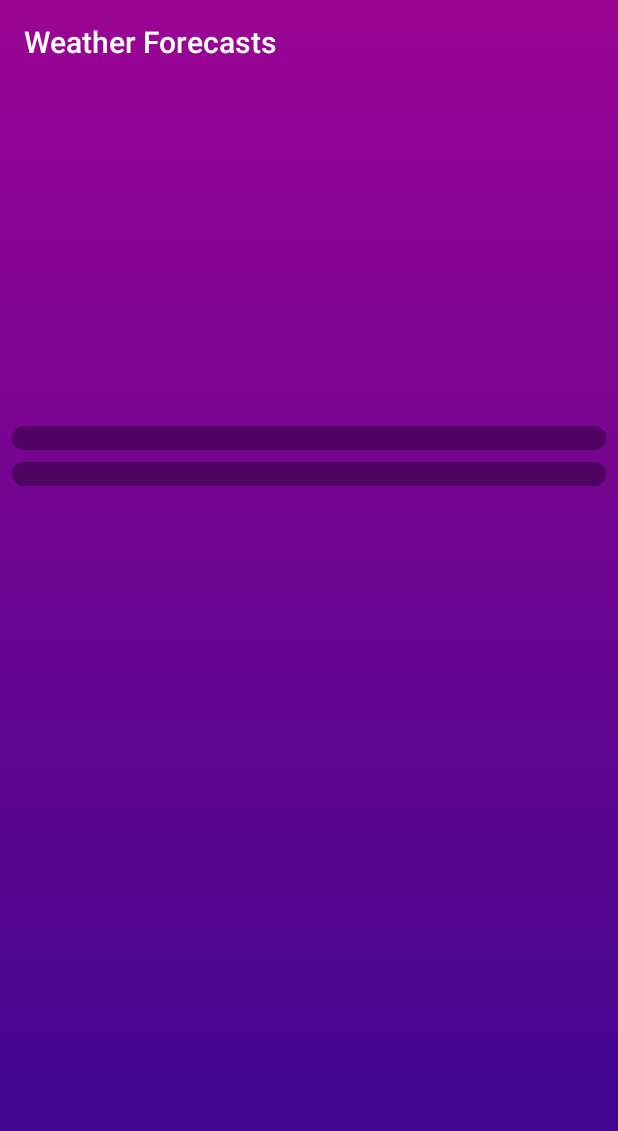
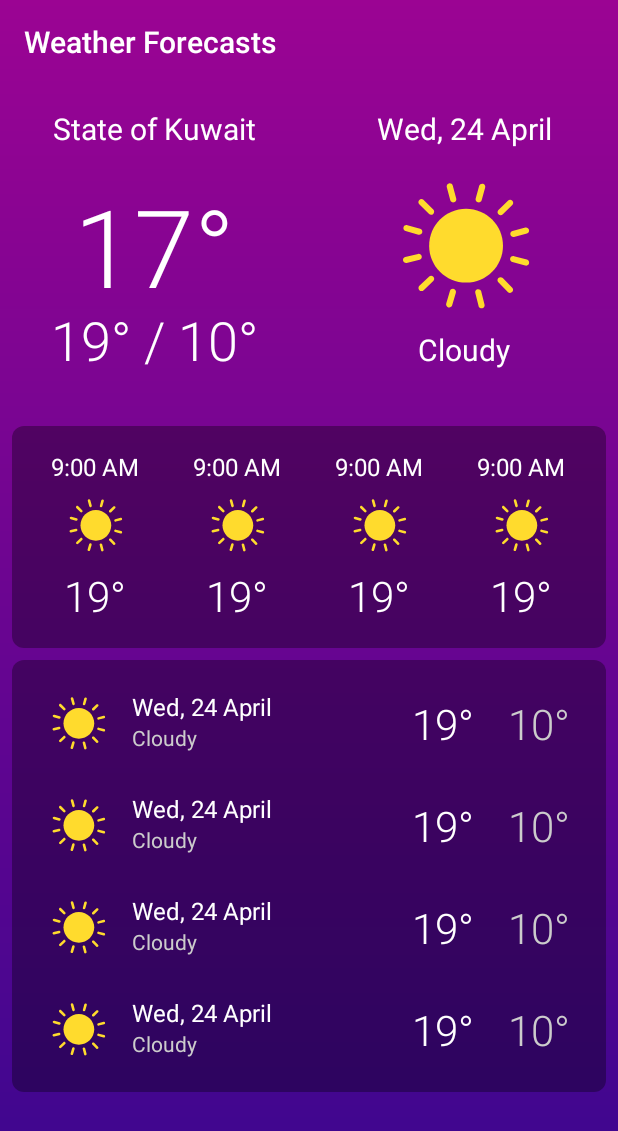
Before and after one commit to barmej/android-degree-c07-weather-forecasts, an Android app: the screen it shows after launch (MainActivity), on a phone screen of 412 x 824 dp. Shown: the top 1131 px of the screen. Run offline under Robolectric (Android 15) with nearby library versions, the phone set to English and light mode, and no system bars.

Commit message:
Link XML with java code and show dummy data

```diff
--- a/app/src/main/java/com/barmej/weatherforecasts/MainActivity.java
+++ b/app/src/main/java/com/barmej/weatherforecasts/MainActivity.java
@@ -1,14 +1,147 @@
 package com.barmej.weatherforecasts;
 
+import android.os.Bundle;
+import android.widget.ImageView;
+import android.widget.TextView;
+
 import androidx.appcompat.app.AppCompatActivity;
+import androidx.recyclerview.widget.LinearLayoutManager;
+import androidx.recyclerview.widget.RecyclerView;
 
-import android.os.Bundle;
+import com.barmej.weatherforecasts.adapters.DaysForecastAdapter;
+import com.barmej.weatherforecasts.adapters.HoursForecastAdapter;
+import com.barmej.weatherforecasts.entity.Forecast;
 
+import java.util.ArrayList;
+import java.util.List;
+
+/**
+ * MainActivity that show current weather info, next hours & days forecasts
+ */
 public class MainActivity extends AppCompatActivity {
+
+    private ImageView mIconView;
+    private TextView mCityNameTextView;
+    private TextView mDateView;
+    private TextView mDescriptionView;
+    private TextView mTempTextView;
+    private TextView mHighLowTempView;
+
+    private HoursForecastAdapter mHoursForecastAdapter;
+    private DaysForecastAdapter mDaysForecastsAdapter;
+
+    private RecyclerView mHoursForecastsRecyclerView;
+    private RecyclerView mDaysForecastRecyclerView;
+
 
     @Override
     protected void onCreate(Bundle savedInstanceState) {
         super.onCreate(savedInstanceState);
         setContentView(R.layout.activity_main);
+
+        // Initialize member variables
+        mIconView = findViewById(R.id.weather_icon);
+        mCityNameTextView = findViewById(R.id.city);
+        mDateView = findViewById(R.id.date);
+        mDescriptionView = findViewById(R.id.weather_description);
+        mTempTextView = findViewById(R.id.temperature);
+        mHighLowTempView = findViewById(R.id.high_low_temperature);
+
+
+        // Create new HoursForecastAdapter and set it to RecyclerView
+        mHoursForecastAdapter = new HoursForecastAdapter(this);
+        mHoursForecastsRecyclerView = findViewById(R.id.rv_hours_forecast);
+        mHoursForecastsRecyclerView.setLayoutManager(new LinearLayoutManager(this, LinearLayoutManager.HORIZONTAL, false));
+        mHoursForecastsRecyclerView.setAdapter(mHoursForecastAdapter);
+
+        // Create new DaysForecastAdapter and set it to RecyclerView
+        mDaysForecastsAdapter = new DaysForecastAdapter(this);
+        mDaysForecastRecyclerView = findViewById(R.id.rv_days_forecast);
+        mDaysForecastRecyclerView.setLayoutManager(new LinearLayoutManager(this));
+        mDaysForecastRecyclerView.setAdapter(mDaysForecastsAdapter);
+
+        // Add dummy empty objects to hours forecasts list
+        List<Forecast> hourForecasts = new ArrayList<>();
+        for (int i = 0; i < 8; i++) {
+            hourForecasts.add(new Forecast());
+        }
+
+        // Add dummy empty objects to days forecasts list
+        List<List<Forecast>> daysForecasts = new ArrayList<>();
+        for (int i = 0; i < 4; i++) {
+            List<Forecast> hoursForecasts = new ArrayList<>();
+            for (int j = 0; j < 8; j++) {
+                hourForecasts.add(new Forecast());
+            }
+            daysForecasts.add(hoursForecasts);
+        }
+
+        // Show current weather info
+        showWeatherInfo();
+
+        // Show forecasts lists
+        mHoursForecastAdapter.updateData(hourForecasts);
+        mDaysForecastsAdapter.updateData(daysForecasts);
+
     }
+
+
+    private void showWeatherInfo() {
+
+        /* Weather Icon ************************************************************************* */
+
+        // Get the weather icon resource id based on icon string passed from the api
+        int weatherImageId = R.drawable.ic_clear_sky;
+
+        // Display weather condition icon
+        mIconView.setImageResource(weatherImageId);
+
+        /* Current city ************************************************************************* */
+
+        // Read date from weather info object
+        String cityName = "State of Kuwait";
+
+        // Display city name
+        mCityNameTextView.setText(cityName);
+
+        /* Weather Date ************************************************************************* */
+
+        // Get human readable string using getFriendlyDateString utility method and display it
+        String dateString = "Wed, 24 April";
+
+        /* Display friendly date string */
+        mDateView.setText(dateString);
+
+        /* Weather Description ****************************************************************** */
+
+        // Get weather condition description
+        String description = "Cloudy";
+
+        // Display weather description
+        mDescriptionView.setText(description);
+
+
+        /* Temperature ************************************************************************** */
+
+        // Read temperature from weather object
+        String temperatureString = "17°";
+
+        // Display high temperature
+        mTempTextView.setText(temperatureString);
+
+
+        /* High (max) & Low (min) temperature temperature *************************************** */
+
+        // Read high temperature from weather object
+        String highTemperatureString = "19°";
+
+        // Read low temperature from weather object
+        String lowTemperatureString = "10°";
+
+        // Display high/low temperature
+        mHighLowTempView.setText(getString(R.string.high_low_temperature, highTemperatureString, lowTemperatureString));
+
+    }
+
+
 }
--- /dev/null
+++ b/app/src/main/java/com/barmej/weatherforecasts/adapters/DaysForecastAdapter.java
@@ -0,0 +1,160 @@
+package com.barmej.weatherforecasts.adapters;
+
+import android.content.Context;
+import android.view.LayoutInflater;
+import android.view.View;
+import android.view.ViewGroup;
+import android.widget.ImageView;
+import android.widget.TextView;
+
+import androidx.annotation.NonNull;
+import androidx.recyclerview.widget.RecyclerView;
+
+import com.barmej.weatherforecasts.entity.Forecast;
+import com.barmej.weatherforecasts.R;
+
+import java.util.List;
+
+/**
+ * {@link DaysForecastAdapter} exposes a list contain the next 4 days weather forecasts
+ * from a List of {@link List<Forecast>} to a {@link RecyclerView}.
+ */
+public class DaysForecastAdapter extends RecyclerView.Adapter<DaysForecastAdapter.ForecastAdapterViewHolder> {
+
+    /**
+     * The context to access app resources and inflate layouts
+     */
+    private final Context mContext;
+
+    private List<List<Forecast>> mForecasts;
+
+    /**
+     * DaysForecastAdapter constructor
+     *
+     * @param context Used to access the the UI and app resources
+     */
+    public DaysForecastAdapter(@NonNull Context context) {
+        mContext = context;
+    }
+
+    /**
+     * This method called when the RecyclerView is presented.
+     * Enough ViewHolders will be created to fill the screen and allow for scrolling.
+     *
+     * @param viewGroup The ViewGroup that will contain the inflated View
+     * @param viewType  If your RecyclerView has more than one type of item you
+     *                  can use this viewType integer to provide a different layout.
+     *                  Check {@link RecyclerView.Adapter#getItemViewType(int)} for more details.
+     * @return A new ForecastAdapterViewHolder that holds the list item view
+     */
+    @Override
+    public @NonNull ForecastAdapterViewHolder onCreateViewHolder(@NonNull ViewGroup viewGroup, int viewType) {
+        View view = LayoutInflater.from(mContext).inflate(R.layout.item_day_forecast, viewGroup, false);
+        return new ForecastAdapterViewHolder(view);
+    }
+
+    /**
+     * OnBindViewHolder is called by the RecyclerView to display the data at the specified
+     * position. In this method, we update the contents of the ViewHolder to display the weather
+     * details for this particular position, using the "position" argument that is conveniently
+     * passed into us.
+     *
+     * @param forecastAdapterViewHolder The ViewHolder which should be updated to represent the
+     *                                  contents of the item at the given position in the data set.
+     * @param position                  The position of the item within the adapter's data set.
+     */
+    @Override
+    public void onBindViewHolder(@NonNull ForecastAdapterViewHolder forecastAdapterViewHolder, int position) {
+
+        /* Weather Icon ************************************************************************* */
+
+        // Get the weather icon resource id based on icon string passed from the api
+        int weatherImageId = R.drawable.ic_clear_sky;
+
+        // Display weather condition icon
+        forecastAdapterViewHolder.iconImageView.setImageResource(weatherImageId);
+
+        /* Weather Date ************************************************************************* */
+
+        // Get human readable string using getFriendlyDateString utility method and display it
+        String dateString = "Wed, 24 April";
+
+        /* Display friendly date string */
+        forecastAdapterViewHolder.dateTextView.setText(dateString);
+
+        /* Weather Description ****************************************************************** */
+
+        // Get weather condition description
+        String description = "Cloudy";
+
+        // Display weather description
+        forecastAdapterViewHolder.descriptionTextView.setText(description);
+
+
+        /* High (max) temperature *************************************************************** */
+
+        // Read high temperature from forecast object
+        String highTemperatureString = "19°";
+
+        // Display high temperature
+        forecastAdapterViewHolder.highTempTextView.setText(highTemperatureString);
+
+
+        /* Low (min) temperature **************************************************************** */
+
+        // Read low temperature from forecast object
+        String lowTemperatureString = "10°";
+
+        // Display low temperature
+        forecastAdapterViewHolder.lowTempTextView.setText(lowTemperatureString);
+
+    }
+
+    /**
+     * This method simply returns the number of items to display.
+     *
+     * @return The number of items available to display
+     */
+    @Override
+    public int getItemCount() {
+        if (mForecasts == null) {
+            return 0;
+        } else {
+            return mForecasts.size();
+        }
+    }
+
+    /**
+     * A ViewHolder is a required part of the pattern for RecyclerViews. It mostly behaves as
+     * a cache of the child views for a list item.
+     */
+    class ForecastAdapterViewHolder extends RecyclerView.ViewHolder {
+
+        final ImageView iconImageView;
+        final TextView dateTextView;
+        final TextView descriptionTextView;
+        final TextView highTempTextView;
+        final TextView lowTempTextView;
+
+        ForecastAdapterViewHolder(View view) {
+            super(view);
+            iconImageView = view.findViewById(R.id.weather_icon);
+            dateTextView = view.findViewById(R.id.date);
+            descriptionTextView = view.findViewById(R.id.weather_description);
+            highTempTextView = view.findViewById(R.id.high_temperature);
+            lowTempTextView = view.findViewById(R.id.low_temperature);
+        }
+
+    }
+
+    /**
+     * Update the current forecasts data with new list
+     *
+     * @param forecasts a list of {@link List<Forecast>}
+     */
+    public void updateData(List<List<Forecast>> forecasts) {
+        this.mForecasts = forecasts;
+        notifyDataSetChanged();
+    }
+
+}
--- /dev/null
+++ b/app/src/main/java/com/barmej/weatherforecasts/adapters/HoursForecastAdapter.java
@@ -0,0 +1,142 @@
+package com.barmej.weatherforecasts.adapters;
+
+import android.content.Context;
+import android.view.LayoutInflater;
+import android.view.View;
+import android.view.ViewGroup;
+import android.widget.ImageView;
+import android.widget.TextView;
+
+import androidx.annotation.NonNull;
+import androidx.recyclerview.widget.RecyclerView;
+
+import com.barmej.weatherforecasts.entity.Forecast;
+import com.barmej.weatherforecasts.R;
+
+import java.util.List;
+
+/**
+ * {@link HoursForecastAdapter} exposes a list contains the next 24hrs weather forecasts
+ * from a {@link List<Forecast>} to a {@link RecyclerView}.
+ */
+public class HoursForecastAdapter extends RecyclerView.Adapter<HoursForecastAdapter.ForecastAdapterViewHolder> {
+
+    /**
+     * The context to access app resources and inflate layouts
+     */
+    private final Context mContext;
+
+    /**
+     * List of next 24hrs forecasts
+     */
+    private List<Forecast> mForecasts;
+
+
+    /**
+     * HoursForecastAdapter constructor
+     *
+     * @param context Used to access the the UI and app resources
+     */
+    public HoursForecastAdapter(@NonNull Context context) {
+        mContext = context;
+    }
+
+    /**
+     * This method called when the RecyclerView is presented.
+     * Enough ViewHolders will be created to fill the screen and allow for scrolling.
+     *
+     * @param viewGroup The ViewGroup that will contain the inflated View
+     * @param viewType  If your RecyclerView has more than one type of item you
+     *                  can use this viewType integer to provide a different layout.
+     *                  Check {@link RecyclerView.Adapter#getItemViewType(int)} for more details.
+     * @return A new ForecastAdapterViewHolder that holds the list item view
+     */
+    @Override
+    public @NonNull ForecastAdapterViewHolder onCreateViewHolder(@NonNull ViewGroup viewGroup, int viewType) {
+        View view = LayoutInflater.from(mContext).inflate(R.layout.item_hour_forecast, viewGroup, false);
+        return new ForecastAdapterViewHolder(view);
+    }
+
+    /**
+     * OnBindViewHolder is called by the RecyclerView to display the data at the specified
+     * position. In this method, we update the contents of the ViewHolder to display the weather
+     * details for this particular position, using the "position" argument that is conveniently
+     * passed into us.
+     *
+     * @param forecastAdapterViewHolder The ViewHolder which should be updated to represent the
+     *                                  contents of the item at the given position in the data set.
+     * @param position                  The position of the item within the adapter's data set.
+     */
+    @Override
+    public void onBindViewHolder(@NonNull ForecastAdapterViewHolder forecastAdapterViewHolder, int position) {
+
+        /* Weather Icon ************************************************************************* */
+
+        // Get the weather icon resource id based on icon string passed from the api
+        int weatherImageId = R.drawable.ic_clear_sky;
+
+        // Display weather condition icon
+        forecastAdapterViewHolder.iconImageView.setImageResource(weatherImageId);
+
+        /* Weather Clock Time ******************************************************************* */
+
+        // Get human readable string using getHourOfDayUTCTime utility method and display it
+        String hourClockString = "9:00 AM";
+
+        // Display clock hour
+        forecastAdapterViewHolder.timeTextView.setText(hourClockString);
+
+        /* High (max) temperature *************************************************************** */
+
+        // Read high temperature from forecast object
+        String highTemperatureString = "19°";
+
+        // Display high temperature
+        forecastAdapterViewHolder.temperatureTextView.setText(highTemperatureString);
+
+    }
+
+    /**
+     * This method simply returns the number of items to display.
+     *
+     * @return The number of items available to display
+     */
+    @Override
+    public int getItemCount() {
+        if (mForecasts == null) {
+            return 0;
+        } else {
+            return mForecasts.size();
+        }
+    }
+
+    /**
+     * A ViewHolder is a required part of the pattern for RecyclerViews. It mostly behaves as
+     * a cache of the child views for a list item.
+     */
+    class ForecastAdapterViewHolder extends RecyclerView.ViewHolder {
+
+        final ImageView iconImageView;
+        final TextView timeTextView;
+        final TextView temperatureTextView;
+
+        ForecastAdapterViewHolder(View view) {
+            super(view);
+            iconImageView = view.findViewById(R.id.weather_icon);
+            timeTextView = view.findViewById(R.id.time);
+            temperatureTextView = view.findViewById(R.id.temperature);
+        }
+
+    }
+
+    /**
+     * Update the current forecasts data with new list
+     *
+     * @param forecasts a list of {@link Forecast}
+     */
+    public void updateData(List<Forecast> forecasts) {
+        this.mForecasts = forecasts;
+        notifyDataSetChanged();
+    }
+
+}
--- /dev/null
+++ b/app/src/main/java/com/barmej/weatherforecasts/entity/Forecast.java
@@ -0,0 +1,5 @@
+package com.barmej.weatherforecasts.entity;
+
+public class Forecast {
+
+}
--- a/app/src/main/res/values/strings.xml
+++ b/app/src/main/res/values/strings.xml
@@ -1,3 +1,6 @@
 <resources>
     <string name="app_name">Weather Forecasts</string>
+
+    <string name="high_low_temperature" translatable="false">%1$s / %2$s</string>
+
 </resources>
```
